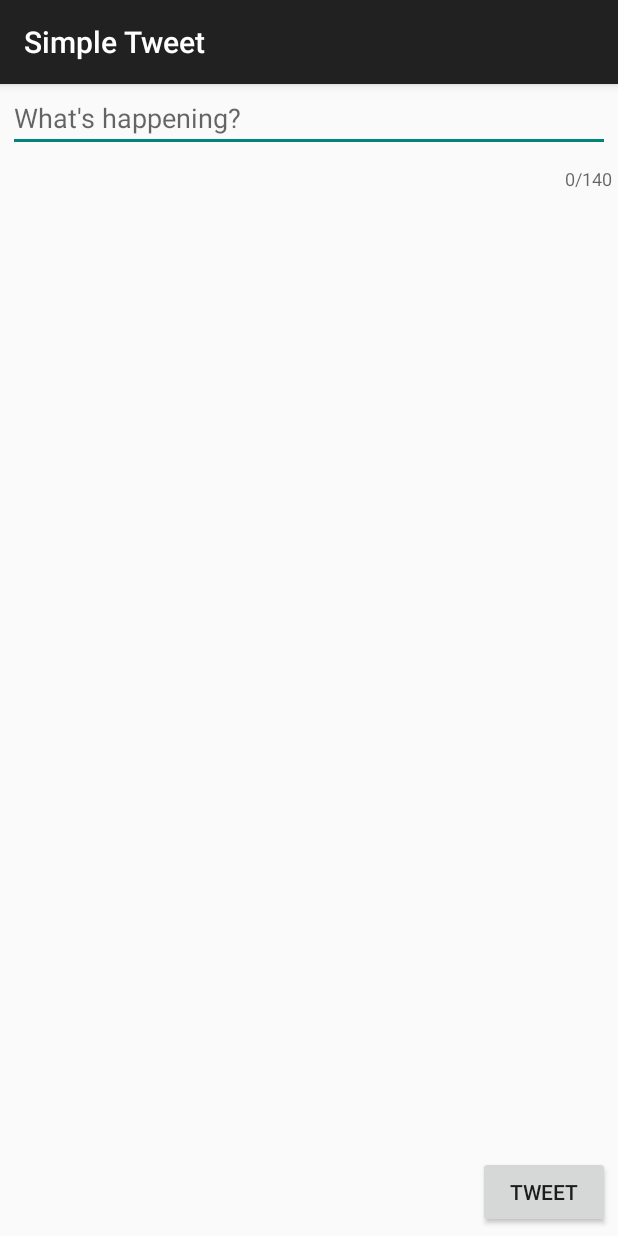
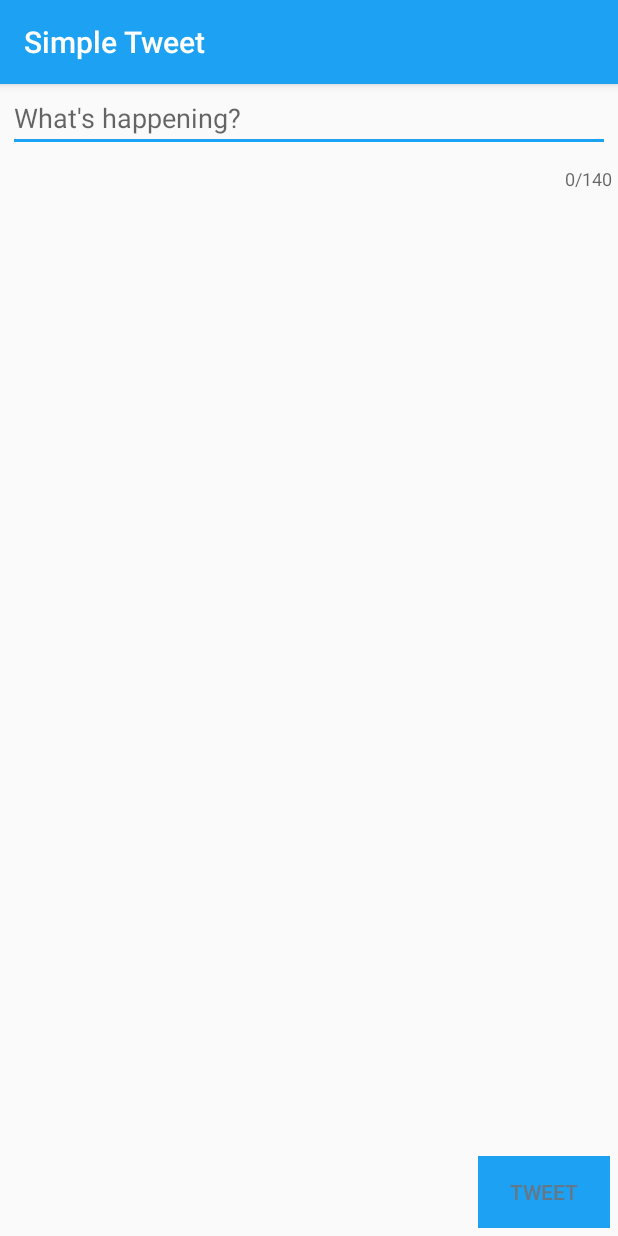
Before and after one commit to tanvigupta17/TwitterApp, an Android app: the ComposeActivity screen opened directly, with no data from a screen before it, on a phone screen of 412 x 824 dp. Run offline under Robolectric (Android 15) with nearby library versions, the phone set to English and light mode, and no system bars; libraries missing offline, so code that uses them is left out: com.loopj.android, com.raizlabs.android, cz.msebera.android, org.parceler; 1 statement that could not run was skipped.

Commit message:
UI improvements

```diff
--- a/app/build.gradle
+++ b/app/build.gradle
@@ -1,3 +1,4 @@
+//noinspection GradleCompatible
 apply plugin: 'com.android.application'
 
 android {
--- a/app/src/main/AndroidManifest.xml
+++ b/app/src/main/AndroidManifest.xml
@@ -34,7 +34,10 @@
             </intent-filter>
         </activity>
         <activity android:name=".TimelineActivity" />
-        <activity android:name=".ComposeActivity"></activity>
+        <activity
+            android:name=".ComposeActivity"
+            android:windowSoftInputMode="adjustResize">
+        </activity>
     </application>
 
 </manifest>
--- a/app/src/main/java/com/codepath/apps/restclienttemplate/ComposeActivity.java
+++ b/app/src/main/java/com/codepath/apps/restclienttemplate/ComposeActivity.java
@@ -3,6 +3,8 @@ package com.codepath.apps.restclienttemplate;
 import android.content.Intent;
 import android.os.Bundle;
 import android.support.v7.app.AppCompatActivity;
+import android.text.Editable;
+import android.text.TextWatcher;
 import android.util.Log;
 import android.view.View;
 import android.widget.Button;
@@ -25,6 +27,21 @@ public class ComposeActivity extends AppCompatActivity {
 
     TwitterClient client;
 
+    private TextWatcher textWatcher = new TextWatcher() {
+        @Override
+        public void beforeTextChanged(CharSequence s, int start, int count, int after) {
+        }
+
+        @Override
+        public void onTextChanged(CharSequence s, int start, int before, int count) {
+        }
+
+        @Override
+        public void afterTextChanged(Editable s) {
+            checkText();
+        }
+    };
+
     @Override
     protected void onCreate(Bundle savedInstanceState) {
         super.onCreate(savedInstanceState);
@@ -35,6 +52,8 @@ public class ComposeActivity extends AppCompatActivity {
         // perform find view by id lookups
         etCompose = (EditText) findViewById(R.id.etCompose);
         btnTweet = (Button) findViewById(R.id.btnTweet);
+
+        etCompose.addTextChangedListener(textWatcher);
 
         btnTweet.setOnClickListener(new View.OnClickListener() {
             @Override
@@ -58,7 +77,6 @@ public class ComposeActivity extends AppCompatActivity {
                         }
                     }
 
-                    // use this method since array response is expected
                     @Override
                     public void onSuccess(int statusCode, Header[] headers, JSONArray response) {
                         Log.d("TwitterClient", response.toString());
@@ -82,5 +100,22 @@ public class ComposeActivity extends AppCompatActivity {
                 });
             }
         });
+
+        checkText();
+
+        //getSupportActionBar().setDisplayShowHomeEnabled(true);
+        //getSupportActionBar().setLogo(R.drawable.ic_launcher_twitter_round);
+        //getSupportActionBar().setDisplayUseLogoEnabled(true);
+    }
+
+    private void checkText() {
+        String text = etCompose.getText().toString();
+
+        if (text.length() == 0 || text.length() > 140) {
+            btnTweet.setEnabled(false);
+        }
+        else {
+            btnTweet.setEnabled(true);
+        }
     }
 }
--- a/app/src/main/java/com/codepath/apps/restclienttemplate/TimelineActivity.java
+++ b/app/src/main/java/com/codepath/apps/restclienttemplate/TimelineActivity.java
@@ -71,6 +71,10 @@ public class TimelineActivity extends AppCompatActivity {
         // RecyclerView setup (layout manager, use adapter)
         rvTweets.setLayoutManager(new LinearLayoutManager(this));
         rvTweets.setAdapter(tweetAdapter);
+
+        //getSupportActionBar().setDisplayShowHomeEnabled(true);
+        //getSupportActionBar().setLogo(R.drawable.ic_launcher_twitter_round);
+        //getSupportActionBar().setDisplayUseLogoEnabled(true);
 
         populateTimeline();
     }
--- /dev/null
+++ b/app/src/main/res/drawable/button_disabled.xml
@@ -0,0 +1,11 @@
+<?xml version="1.0" encoding="utf-8"?>
+<shape xmlns:android="http://schemas.android.com/apk/res/android" android:shape="rectangle">
+    <gradient
+        android:startColor="#ff1da1f2"
+        android:endColor="#ff1da1f2"
+        android:angle="90"/>
+    <padding android:left="15dp"
+        android:top="1dp"
+        android:right="15dp"
+        android:bottom="1dp" />
+</shape>
--- /dev/null
+++ b/app/src/main/res/drawable/button_enabled.xml
@@ -0,0 +1,11 @@
+<?xml version="1.0" encoding="utf-8"?>
+<shape xmlns:android="http://schemas.android.com/apk/res/android" android:shape="rectangle">
+    <gradient
+        android:startColor="#ff1370a9"
+        android:endColor="#ff1370a9"
+        android:angle="90"/>
+    <padding android:left="15dp"
+        android:top="1dp"
+        android:right="15dp"
+        android:bottom="1dp" />
+</shape>
--- /dev/null
+++ b/app/src/main/res/drawable/states_button.xml
@@ -0,0 +1,9 @@
+<?xml version="1.0" encoding="utf-8"?>
+<selector xmlns:android="http://schemas.android.com/apk/res/android">
+    <item
+        android:state_enabled="false"
+        android:drawable="@drawable/button_disabled" />
+    <item
+        android:state_enabled="true"
+        android:drawable="@drawable/button_enabled" />
+</selector>
--- /dev/null
+++ b/app/src/main/res/drawable/states_button_text.xml
@@ -0,0 +1,6 @@
+<?xml version="1.0" encoding="utf-8"?>
+<selector xmlns:android="http://schemas.android.com/apk/res/android">
+    <item android:state_enabled="true" android:color="#ffffff" />
+    <item android:state_enabled="false" android:color="#ff657786" />
+    <item android:color="#ffffff" />
+</selector>
--- a/app/src/main/res/layout/activity_compose.xml
+++ b/app/src/main/res/layout/activity_compose.xml
@@ -27,6 +27,7 @@
 
     <Button
         android:id="@+id/btnTweet"
+        style="@style/CustomButton"
         android:layout_width="wrap_content"
         android:layout_height="wrap_content"
         android:layout_alignParentBottom="true"
--- a/app/src/main/res/layout/item_tweet.xml
+++ b/app/src/main/res/layout/item_tweet.xml
@@ -10,6 +10,7 @@
         android:layout_height="50dp"
         android:layout_alignParentStart="true"
         android:layout_alignParentTop="true"
+        android:padding="2dp"
         app:srcCompat="@android:color/black" />
 
     <TextView
@@ -18,6 +19,8 @@
         android:layout_height="wrap_content"
         android:layout_alignParentTop="true"
         android:layout_marginLeft="5dp"
+        android:textColor="@android:color/black"
+        android:textStyle="bold"
         android:layout_toEndOf="@+id/ivProfileImage"
         android:text="TextView" />
 
@@ -37,6 +40,7 @@
         android:layout_alignParentTop="true"
         android:layout_toEndOf="@+id/tvUserName"
         android:layout_marginLeft="5dp"
+        android:textColor="@color/dark_gray"
         android:text="TextView" />
 
     <TextView
@@ -45,5 +49,6 @@
         android:layout_height="wrap_content"
         android:layout_alignParentEnd="true"
         android:layout_alignParentTop="true"
+        android:textColor="@color/dark_gray"
         android:text="TextView" />
 </RelativeLayout>
--- /dev/null
+++ b/app/src/main/res/values-v21/styles.xml
@@ -0,0 +1,14 @@
+<?xml version="1.0" encoding="utf-8"?>
+<resources>
+
+    <style name="AppTheme" parent="AppBaseTheme">
+        <!-- All customizations that are NOT specific to a particular API-level can go here. -->
+        <item name="colorPrimary">@color/twitter_blue</item>
+        <item name="colorAccent">@color/twitter_blue</item>
+
+        <!-- Define style for status bar -->
+        <item name="android:statusBarColor">@color/twitter_blue_fill_pressed</item>
+
+    </style>
+
+</resources>
--- a/app/src/main/res/values/styles.xml
+++ b/app/src/main/res/values/styles.xml
@@ -1,4 +1,4 @@
-<resources>
+<resources xmlns:tools="http://schemas.android.com/tools">
 
     <style name="AppBaseTheme" parent="Theme.AppCompat.Light.DarkActionBar">
         <!--
@@ -11,6 +11,33 @@
     <!-- Application theme. -->
     <style name="AppTheme" parent="AppBaseTheme">
         <!-- All customizations that are NOT specific to a particular API-level can go here. -->
+        <item name="colorPrimary">@color/twitter_blue</item>
+        <item name="colorAccent">@color/twitter_blue</item>
+
+        <!-- Define style for action bar -->
+        <item name="actionBarStyle">@style/Widget.AppTheme.ActionBar</item>
+        <item name="android:actionBarStyle">@style/Widget.AppTheme.ActionBar</item>
+
+        <!-- Define style for buttons -->
+        <item name="buttonStyle">@style/CustomButton</item>
+        <item name="android:buttonStyle">@style/CustomButton</item>
+    </style>
+
+    <style name="Widget.AppTheme.ActionBar" parent="Widget.AppCompat.ActionBar.Solid">
+        <!-- action bar background -->
+        <item name="background">@color/twitter_blue</item>
+        <!-- action bar elevation -->
+        <item name="elevation">4dp</item>
+    </style>
+
+    <style name="CustomButton" parent="Widget.AppCompat.Button">
+        <!-- button text color -->
+        <item name="android:textColor">@drawable/states_button_text</item>
+        <!-- button background -->
+        <item name="android:background">@drawable/states_button</item>
+
+        <item name="android:focusable">true</item>
+        <item name="android:clickable">true</item>
     </style>
 
 </resources>
```
Also changed, not shown: app/src/main/res/values/colors.xml (added, +24 -0 lines), 5 other files.
